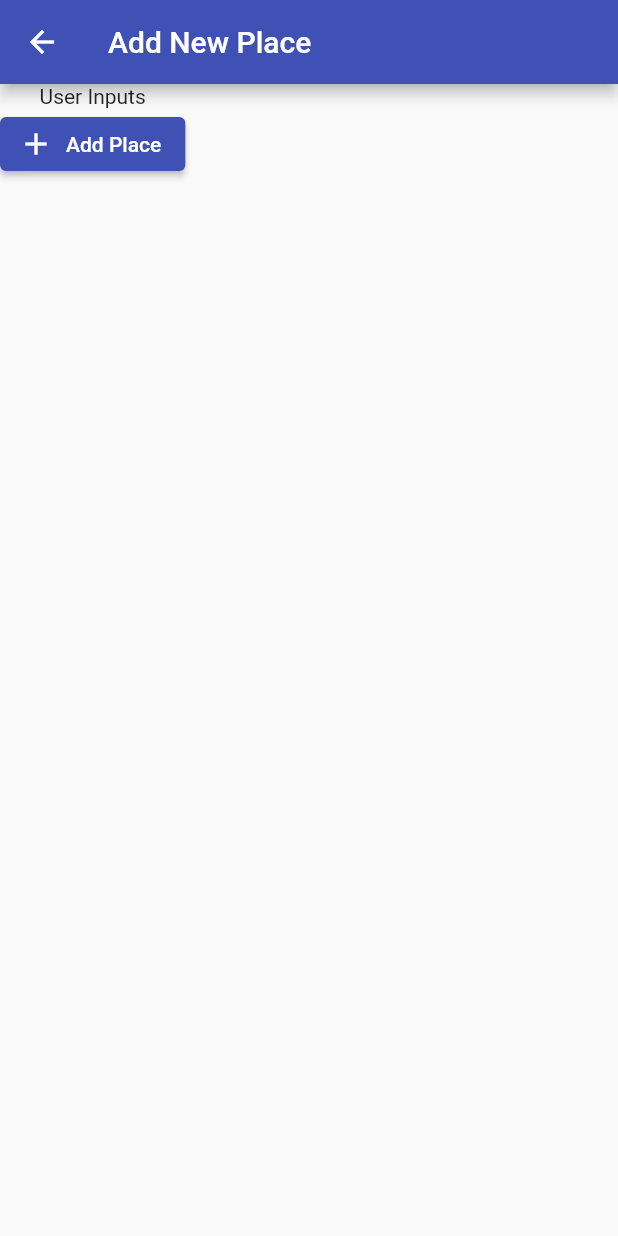
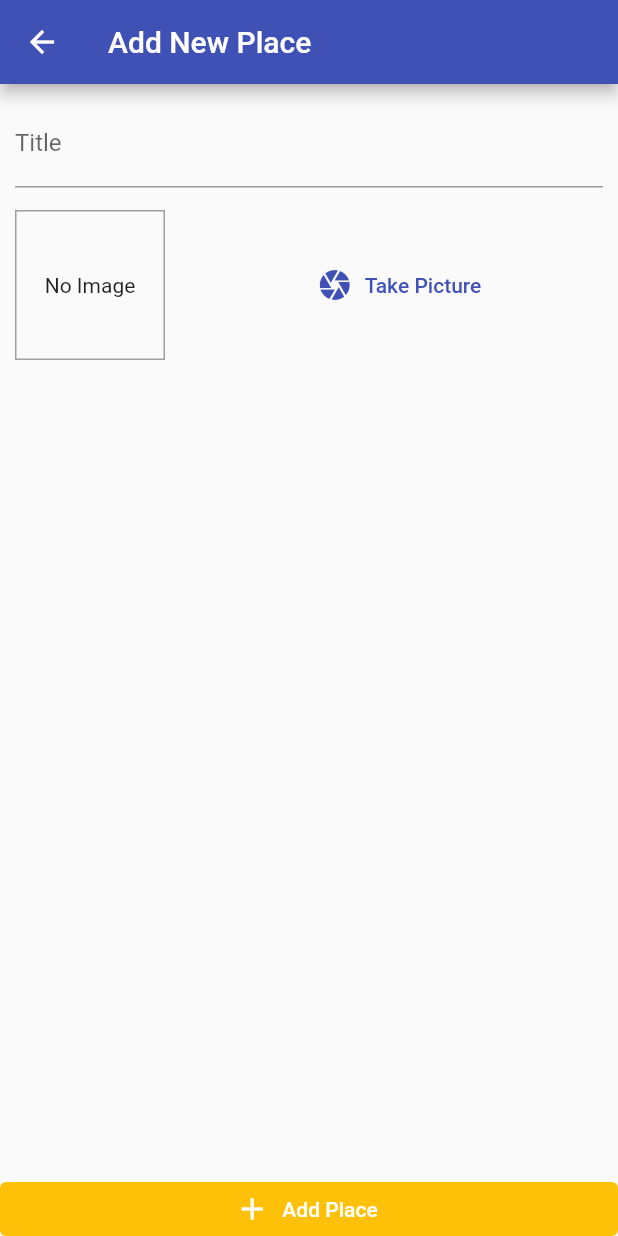
Before and after one commit to saad0259/app_26_great_places, a Flutter app: the screen it shows after launch, after a tap on the "add" icon, on a phone screen of 412 x 824 dp. Run offline on Flutter 3.47's test engine with Material 2 defaults, Android fonts, the phone set to English and light mode, and no system bars; our stand-ins replace image_picker.

Commit message:
allow and open device camera, take a picture, store it in device storage, display it

```diff
--- a/lib/models/place.dart
+++ b/lib/models/place.dart
@@ -1,20 +1,19 @@
 import 'dart:io';
-import 'package:flutter/foundation.dart';
 
 class PlaceLocation {
-  final double latitude, longitude;
+  final double? latitude, longitude;
   final String? address;
 
   PlaceLocation({
-    required this.latitude,
-    required this.longitude,
+    this.latitude,
+    this.longitude,
     this.address,
   });
 }
 
 class Place {
   String id, title;
-  final PlaceLocation location;
+  final PlaceLocation? location;
   final File image;
 
   Place(
--- a/lib/providers/great_places.dart
+++ b/lib/providers/great_places.dart
@@ -1,4 +1,7 @@
+import 'dart:io';
+
 import 'package:flutter/foundation.dart';
+
 import '../models/place.dart';
 
 class GreatPlaces with ChangeNotifier {
@@ -7,4 +10,18 @@ class GreatPlaces with ChangeNotifier {
   List<Place> get items {
     return [..._items];
   }
+
+  void addPlace(
+    String title,
+    File image,
+  ) {
+    final newPlace = Place(
+      id: DateTime.now().toString(),
+      title: title,
+      location: null,
+      image: image,
+    );
+    _items.add(newPlace);
+    notifyListeners();
+  }
 }
--- a/lib/screens/add_places_screen.dart
+++ b/lib/screens/add_places_screen.dart
@@ -1,4 +1,10 @@
+import 'dart:io';
+
 import 'package:flutter/material.dart';
+import 'package:provider/provider.dart';
+
+import '../providers/great_places.dart';
+import '../widgets/input_image.dart';
 
 class AddPlacesScreen extends StatefulWidget {
   static const routeName = '/add-places-screen';
@@ -8,6 +14,23 @@ class AddPlacesScreen extends StatefulWidget {
 }
 
 class _AddPlacesScreenState extends State<AddPlacesScreen> {
+  final _titleController = TextEditingController();
+  File? _pickedImage;
+
+  void _selectImage(File pickedImage) {
+    _pickedImage = pickedImage;
+  }
+
+  void _savePlace() {
+    if (_titleController.text.isEmpty || _pickedImage == null) {
+      return;
+    }
+    Provider.of<GreatPlaces>(context, listen: false)
+        .addPlace(_titleController.text, _pickedImage!);
+    Navigator.of(context).pop();
+
+  }
+
   @override
   Widget build(BuildContext context) {
     return Scaffold(
@@ -15,13 +38,37 @@ class _AddPlacesScreenState extends State<AddPlacesScreen> {
         title: Text('Add New Place'),
       ),
       body: Column(
+        // mainAxisAlignment: MainAxisAlignment.spaceBetween,
+        crossAxisAlignment: CrossAxisAlignment.stretch,
         children: [
-          Text('User Inputs'),
+          Expanded(
+            child: SingleChildScrollView(
+              child: Padding(
+                padding: const EdgeInsets.all(10.0),
+                child: Column(
+                  children: [
+                    TextField(
+                      decoration: const InputDecoration(labelText: 'Title'),
+                      controller: _titleController,
+                    ),
+                    InputImage(_selectImage),
+                    // TextButton(onPressed: (){}, child: null),
+                  ],
+                ),
+              ),
+            ),
+          ),
           ElevatedButton.icon(
-            onPressed: () {},
+            onPressed: _savePlace,
             icon: Icon(Icons.add),
             label: Text('Add Place'),
-          )
+            style: ButtonStyle(
+              elevation: MaterialStateProperty.all(0),
+              tapTargetSize: MaterialTapTargetSize.shrinkWrap,
+              backgroundColor:
+                  MaterialStateProperty.all(Theme.of(context).accentColor),
+            ),
+          ),
         ],
       ),
     );
--- a/lib/screens/places_list_screen.dart
+++ b/lib/screens/places_list_screen.dart
@@ -1,5 +1,8 @@
+import 'package:flutter/material.dart';
+import 'package:provider/provider.dart';
+
+import '../providers/great_places.dart';
 import '../screens/add_places_screen.dart';
-import 'package:flutter/material.dart';
 
 class PlacesListScreen extends StatelessWidget {
   const PlacesListScreen({Key? key}) : super(key: key);
@@ -8,18 +11,32 @@ class PlacesListScreen extends StatelessWidget {
   Widget build(BuildContext context) {
     return Scaffold(
       appBar: AppBar(
-        title: Text('Your Places'),
+        title: const Text('Your Places'),
         actions: [
           IconButton(
             onPressed: () {
               Navigator.of(context).pushNamed(AddPlacesScreen.routeName);
             },
-            icon: Icon(Icons.add),
+            icon: const Icon(Icons.add),
           )
         ],
       ),
-      body: Center(
-        child: Text('Hi'),
+      body: Consumer<GreatPlaces>(
+        child: Center(
+          child: const Text('Got No places yet'),
+        ),
+        builder: (ctx, greatPlaces, ch) => greatPlaces.items.length <= 0
+            ? ch!
+            : ListView.builder(
+                itemCount: greatPlaces.items.length,
+                itemBuilder: (ctx, i) => ListTile(
+                  leading: CircleAvatar(
+                    backgroundImage: FileImage(greatPlaces.items[i].image),
+
+                  ),
+                  title: Text(greatPlaces.items[i].title),
+                  onTap: (){},
+                )),
       ),
     );
   }
--- /dev/null
+++ b/lib/widgets/input_image.dart
@@ -0,0 +1,78 @@
+import 'dart:io';
+
+import 'package:flutter/cupertino.dart';
+import 'package:flutter/material.dart';
+import 'package:image_picker/image_picker.dart';
+import 'package:path/path.dart' as path;
+import 'package:path_provider/path_provider.dart' as syspaths;
+
+class InputImage extends StatefulWidget {
+  final Function selectImage;
+
+  const InputImage(this.selectImage);
+
+  @override
+  _InputImageState createState() => _InputImageState();
+}
+
+class _InputImageState extends State<InputImage> {
+  File? _storedImage;
+
+  Future<void> _takePicture() async {
+    final imageFile = await ImagePicker().pickImage(
+      source: ImageSource.camera,
+      maxHeight: 600,
+    );
+    if(imageFile==null){
+      return;
+    }
+    setState(() {
+      _storedImage = File(imageFile.path);
+    });
+    final appDir = await syspaths.getApplicationDocumentsDirectory();
+    final fileName = path.basename(_storedImage!.path);
+    final savedImage = await _storedImage!.copy('${appDir.path}/$fileName');
+    widget.selectImage(savedImage);
+  }
+
+  @override
+  Widget build(BuildContext context) {
+    return Padding(
+      padding: const EdgeInsets.only(top: 15.0),
+      child: Row(
+        children: [
+          Container(
+            height: 100,
+            width: 100,
+            decoration:
+                BoxDecoration(border: Border.all(color: Colors.grey, width: 1)),
+            child: _storedImage != null
+                ? Image.file(
+                    _storedImage!,
+                    fit: BoxFit.cover,
+                    width: double.infinity,
+                  )
+                : const Text(
+                    'No Image',
+                    textAlign: TextAlign.center,
+                  ),
+            alignment: Alignment.center,
+          ),
+          SizedBox(
+            width: 20,
+          ),
+          Expanded(
+            child: TextButton.icon(
+              icon: const Icon(Icons.camera),
+              label: Text(
+                'Take Picture',
+                style: TextStyle(color: Theme.of(context).primaryColor),
+              ),
+              onPressed: _takePicture,
+            ),
+          ),
+        ],
+      ),
+    );
+  }
+}
--- a/pubspec.yaml
+++ b/pubspec.yaml
@@ -24,6 +24,9 @@ dependencies:
   flutter:
     sdk: flutter
   provider: ^6.0.1
+  image_picker: any
+  path: ^1.8.0
+  path_provider: any
 
 
   # The following adds the Cupertino Icons font to your application.
```
Also changed, not shown: pubspec.lock, 1 other file.
